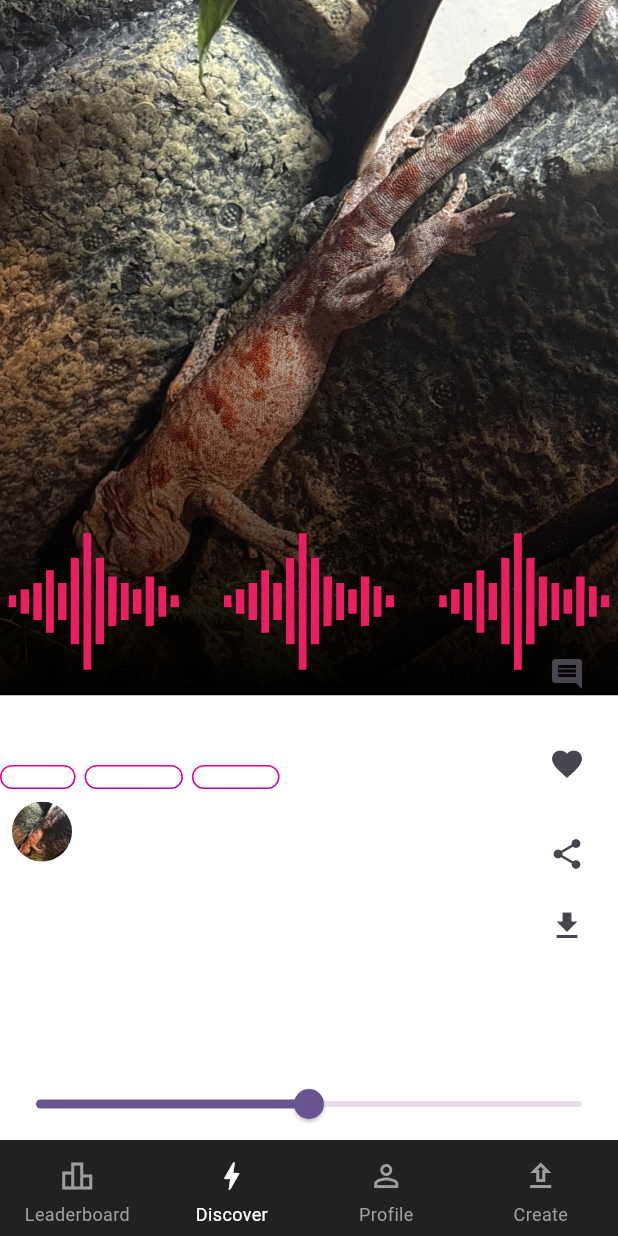
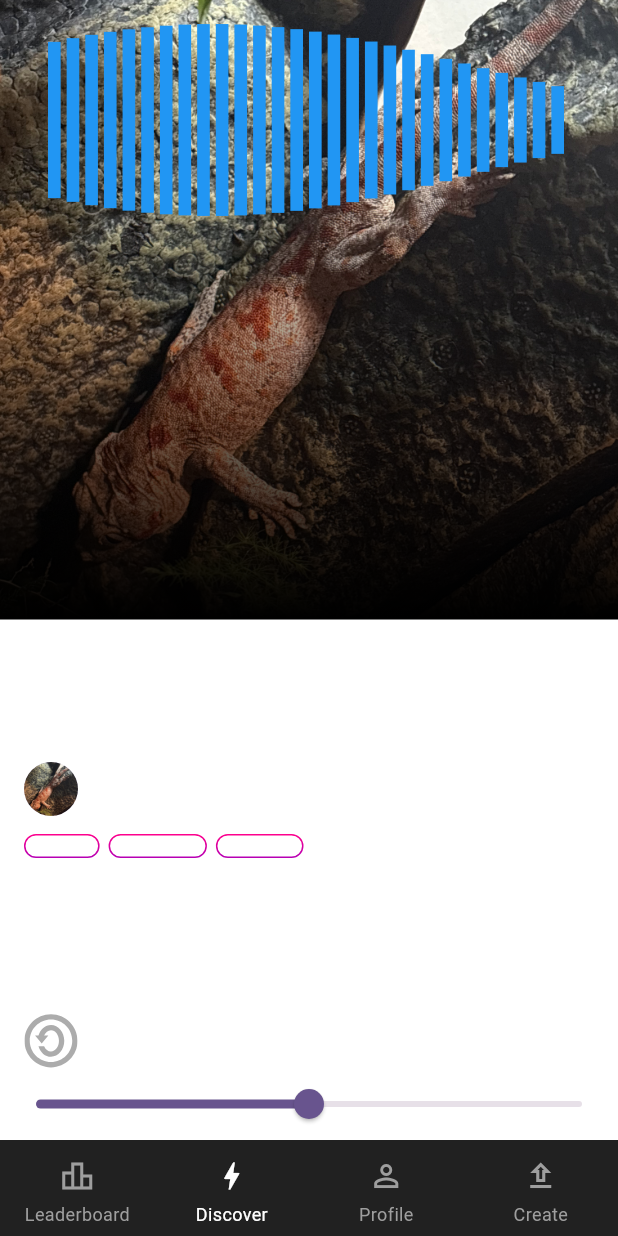
Before and after one commit to makeisalmon/bestloop_app, a Flutter app: the screen it shows after launch, item 2 of the bottom bar chosen, scrolled down 576 dp, after a tap on the "comment" icon, on a phone screen of 412 x 824 dp. Run offline on Flutter 3.47's test engine with Material 3 defaults, Android fonts, the phone set to English and light mode, and no system bars; our stand-ins replace flutter_svg, gradient_borders; missing offline and left inert: dart:ffi.

Commit message:
Added waveform

```diff
--- /dev/null
+++ b/lib/components/waveform.dart
@@ -0,0 +1,77 @@
+import 'dart:math';
+import 'package:flutter/material.dart';
+
+class SineWaveRectangles extends StatefulWidget {
+  @override
+  _SineWaveRectanglesState createState() => _SineWaveRectanglesState();
+}
+
+class _SineWaveRectanglesState extends State<SineWaveRectangles>
+    with SingleTickerProviderStateMixin {
+  late AnimationController _controller;
+
+  @override
+  void initState() {
+    super.initState();
+    _controller = AnimationController(
+      vsync: this,
+      duration: Duration(seconds: 16), // Adjust duration for speed of the wave
+    )..repeat(); // Loop the animation
+  }
+
+  @override
+  void dispose() {
+    _controller.dispose();
+    super.dispose();
+  }
+
+  @override
+  Widget build(BuildContext context) {
+    return Padding(
+      padding: const EdgeInsets.all(16.0), // Fixed padding around the edges
+      child: AnimatedBuilder(
+        animation: _controller,
+        builder: (context, _) {
+          return CustomPaint(
+            size: Size(MediaQuery.of(context).size.width, 128),
+            painter: SineWavePainter(_controller.value),
+          );
+        },
+      ),
+    );
+  }
+}
+
+class SineWavePainter extends CustomPainter {
+  final double animationValue;
+
+  SineWavePainter(this.animationValue);
+
+  @override
+  void paint(Canvas canvas, Size size) {
+    final paint = Paint()..color = Colors.blue; // Set the rectangle color
+    final rectCount = 28; // Number of rectangles
+    final rectWidth = (size.width - 32) / rectCount - 4; // Width of each rectangle
+    final baseXOffset = 16.0; // Fixed padding on each side
+    final maxRectHeight = 128.0;
+    final minRectHeight = 16.0;
+    final heightRange = maxRectHeight - minRectHeight;
+
+    for (int i = 0; i < rectCount; i++) {
+      final xOffset = baseXOffset + i * (rectWidth + 4); // Position rectangles
+      final sineOffset = i * pi / rectCount; // Phase offset for each rectangle
+      final height = minRectHeight +
+          heightRange *
+              (0.5 + 0.5 * sin(animationValue * 2 * pi + sineOffset)); // Height calculation
+      final rect = Rect.fromCenter(
+        center: Offset(xOffset + rectWidth / 2, size.height / 2),
+        width: rectWidth,
+        height: height,
+      );
+      canvas.drawRect(rect, paint);
+    }
+  }
+
+  @override
+  bool shouldRepaint(covariant CustomPainter oldDelegate) => true;
+}
--- a/lib/pages/discover_page.dart
+++ b/lib/pages/discover_page.dart
@@ -1,4 +1,5 @@
 import 'dart:math';
+import 'package:bestloop_app/components/waveform.dart';
 import 'package:flutter/material.dart';
 import 'package:flutter_svg/flutter_svg.dart';
 import '../loop_files/loop_data.dart'; // Import the common LoopData class
@@ -57,9 +58,7 @@ class _Rotting extends State<DiscoverPage> {
                 children: [
                   // Background Image with Gradient Overlay
                   Container(
-                    width: double.infinity,
-                    child: AspectRatio(
-                      aspectRatio: 16 / 18,
+                    //width: double.infinity,
                     child: Stack(
                       children: [
                         Container(
@@ -68,6 +67,10 @@ class _Rotting extends State<DiscoverPage> {
                               image: AssetImage(currentLoopData.imagePath),
                               fit: BoxFit.cover,
                             ),
+                          ),
+                          child: SizedBox(
+                            height: MediaQuery.of(context).size.height * (2 / 4),
+                            width: MediaQuery.of(context).size.width,
                           ),
                         ),
                         Container(
@@ -85,115 +88,112 @@ class _Rotting extends State<DiscoverPage> {
                               ],
                             ),
                           ),
+                          child: SizedBox(
+                            height: MediaQuery.of(context).size.height * (2 / 4)+1,
+                            width: MediaQuery.of(context).size.width,
+                          ),
                         ),
                         // Add the SVG overlay here
-                          Align(
-                            alignment: Alignment.bottomLeft, // Adjust alignment as needed
-                            child: Container(
-                              width: 125, // Set the desired width
-                              height: 125, // Set the desired height
-                              child: SvgPicture.asset(
-                                'assets/pink.svg', // Path to your SVG asset
-                                color: Colors.pink, // Change the color of the SVG
-                              ),
-                            ),
-                          ),
-                          Align(
-                            alignment: Alignment.bottomRight, // Adjust alignment as needed
-                            child: Container(
-                              width: 125, // Set the desired width
-                              height: 125, // Set the desired height
-                              child: SvgPicture.asset(
-                                'assets/pink.svg', // Path to your SVG asset
-                                color: Colors.pink, // Change the color of the SVG
-                              ),
-                            ),
-                          ),
-                          Align(
-                            alignment: Alignment.bottomCenter, // Adjust alignment as needed
-                            child: Container(
-                              width: 125, // Set the desired width
-                              height: 125, // Set the desired height
-                              child: SvgPicture.asset(
-                                'assets/pink.svg', // Path to your SVG asset
-                                color: Colors.pink, // Change the color of the SVG
-                              ),
+                        // Align(
+                        //   alignment: Alignment.bottomLeft, // Adjust alignment as needed
+                        //   child: Container(
+                        //     width:  MediaQuery.of(context).size.width*(1/2), // Set the desired width
+                        //     height: 125, // Set the desired height
+                        //     child: SvgPicture.asset(
+                        //       fit: BoxFit.fill,
+                        //       'assets/pink.svg', // Path to your SVG asset
+                        //       color: Colors.pink, // Change the color of the SVG
+                        //     ),
+                        //   ),
+                        // ),
+                        // Align(
+                        //   alignment: Alignment.bottomRight, // Adjust alignment as needed
+                        //   child: Container(
+                        //     width:  MediaQuery.of(context).size.width*(1/2),
+                        //     height: 125, // Set the desired height
+                        //     child: SvgPicture.asset(
+                        //       'assets/pink.svg', // Path to your SVG asset
+                        //       fit: BoxFit.fill,
+                        //       color: Colors.pink, // Change the color of the SVG
+                        //     ),
+                        //   ),
+                        // ),
+                        // Align(
+                        //   alignment: Alignment.bottomCenter, // Adjust alignment as needed
+                        //   child: Container(
+                        //     width:  MediaQuery.of(context).size.width*(1/2),
+                        //     height: 125, // Set the desired height
+                        //     child: SvgPicture.asset(
+                        //       fit: BoxFit.fill,
+                        //       'assets/pink.svg', // Path to your SVG asset
+                        //       color: Colors.pink, // Change the color of the SVG
+                        //     ),
+                        //   ),
+                        // ),
+                        SineWaveRectangles(),
+                      ],
                     ),
                   ),
                 ],
               ),
-                    ),
-                  ),
-                ],
-              ),
-              // Waveform Placeholder
-              Container(
-                height: 0,
-                color: Colors.transparent,
-                child: const Center(child: Text('Waveform Placeholder')),
-              ),
               // Title and Artist Information
-              Positioned(
-                top: MediaQuery.of(context).size.height * 0.6, // Adjust this value to position correctly
-                left: 8.0,
-                right: 8.0,
+              Padding(
+                padding: const EdgeInsets.fromLTRB(16, 0, 44, 0),
                 child: Column(
                   crossAxisAlignment: CrossAxisAlignment.start,
                   children: [
+                    SizedBox(
+                      height: MediaQuery.of(context).size.height * (2 / 4)+64,
+                      width: double.infinity, // Ensures it spans the full width
+                      child: Container(color: Colors.transparent), // Invisible widget
+                    ),
                     Text(
                       currentLoopData.loopTitle,
-                      style: TextStyle(fontSize: 24, color: Colors.white),
+                      style: TextStyle(fontSize: 20, color: Colors.white),
                     ),
                     Container(
                       margin: const EdgeInsets.only(
-                          top: 16.0, bottom: 8.0, left: 0.0, right: 12.0),
+                          top: 12.0, bottom: 12.0, left: 0.0, right: 12.0),
                       child: Row(
                         crossAxisAlignment: CrossAxisAlignment.start,
                         children: [
                           Container(
                             margin: const EdgeInsets.only(right: 8.0),
                             child: CircleAvatar(
+                              maxRadius: 18,
                               backgroundImage: AssetImage(
                                   currentLoopData.artistImagePath),
                             ),
                           ),
-                          Expanded(
-                            child: Column(
-                              crossAxisAlignment: CrossAxisAlignment.start,
+                          Column(
                             children: [
-                                // Add SizedBox to move the text down
-                                SizedBox(height: 10), // Adjust the height as needed
+                              const SizedBox(height: 8),
                               Text(
                                 currentLoopData.artistName,
-                                  style: TextStyle(
-                                      fontSize: 18, color: Colors.white),
+                                style: Theme.of(context).textTheme.bodyLarge,
+                              ),
+                            ],
                           ),
                         ],
                       ),
                     ),
-                        ],
-                      ),
-                    ),
-                  ],
-                ),
-              ),
-              Container(
-                margin: const EdgeInsets.only(top: 510.0, bottom: 0.0),
-                child: SmallTag(
+                    SmallTag(
                       tags: currentLoopData.tags,
                       onDeleteTag: (index) {
                         print('Deleted tag at index: $index');
                       },
                     ),
+                  ],
                 ),
-              // Icons Column
-              Positioned(
-                top: 425, // Adjust this value to move the icons lower
-                right: 10,
+              ),
+              Align(
+                alignment: Alignment.bottomRight,
                 child: Column(
+                  mainAxisAlignment: MainAxisAlignment.end,
                   children: [
                     IconButton(
-                      icon: Icon(Icons.comment),
+                      icon: const Icon(Icons.comment),
+                      color: Colors.white,
                       onPressed: () {},
                     ),
                     Text(
@@ -201,21 +201,25 @@ class _Rotting extends State<DiscoverPage> {
                       style: TextStyle(color: Colors.white),
                     ),
                     IconButton(
-                      icon: Icon(Icons.favorite),
+                      icon: const Icon(Icons.favorite),
+                      color: Colors.white,
                       onPressed: () {},
                     ),
                     Text(
                       '${currentLoopData.likes}',
-                      style: TextStyle(color: Colors.white),
+                      style: const TextStyle(color: Colors.white),
                     ),
                     IconButton(
-                      icon: Icon(Icons.share),
+                      icon: const Icon(Icons.share),
+                      color: Colors.white,
                       onPressed: () {},
                     ),
                     IconButton(
-                      icon: Icon(Icons.download),
+                      icon: const Icon(Icons.download),
+                      color: Colors.white,
                       onPressed: () {},
                     ),
+                    SizedBox(height: 44,)
                   ],
                 ),
               ),
@@ -229,11 +233,12 @@ class _Rotting extends State<DiscoverPage> {
                   children: [
                     // Licensing Placeholder
                     Padding(
-                      padding: const EdgeInsets.only(left: 8.0),
+                      padding: const EdgeInsets.only(left: 16.0),
                       child: SvgPicture.asset(
+                        color: Colors.grey.shade600,
                         currentLoopData.licensing,
-                        width: 50,
-                        height: 50,
+                        width: 36,
+                        height: 36,
                       ),
                     ),
                     // Scrubber
```
Lines whose indentation alone changed are shown as unchanged.
